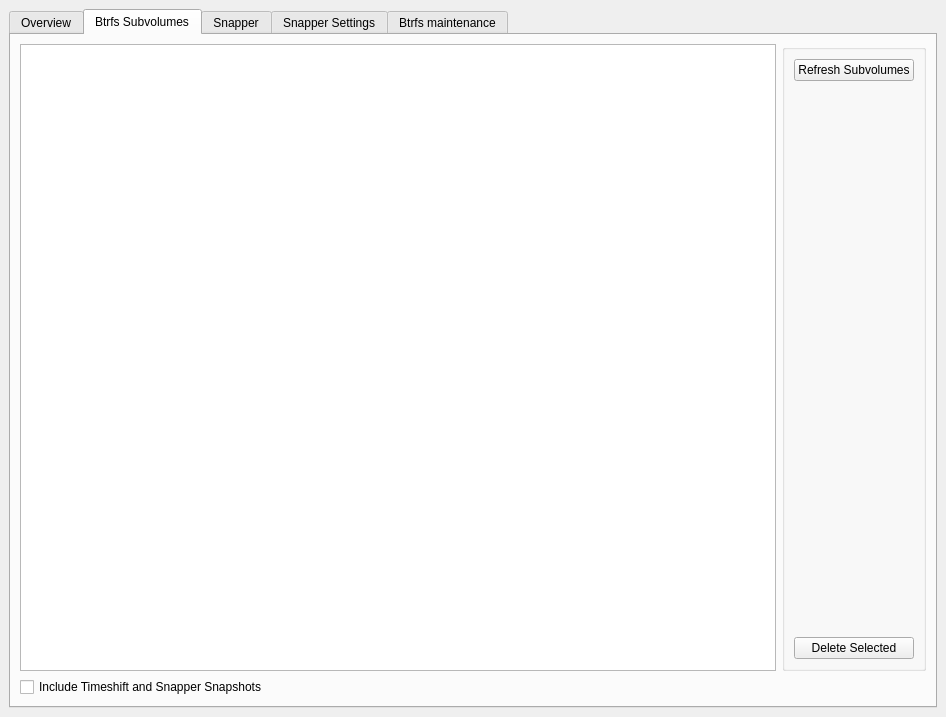
The window that btrfs-assistant.ui (nexusriot/btrfs-assistant) describes before a commit, drawn with Qt 5.
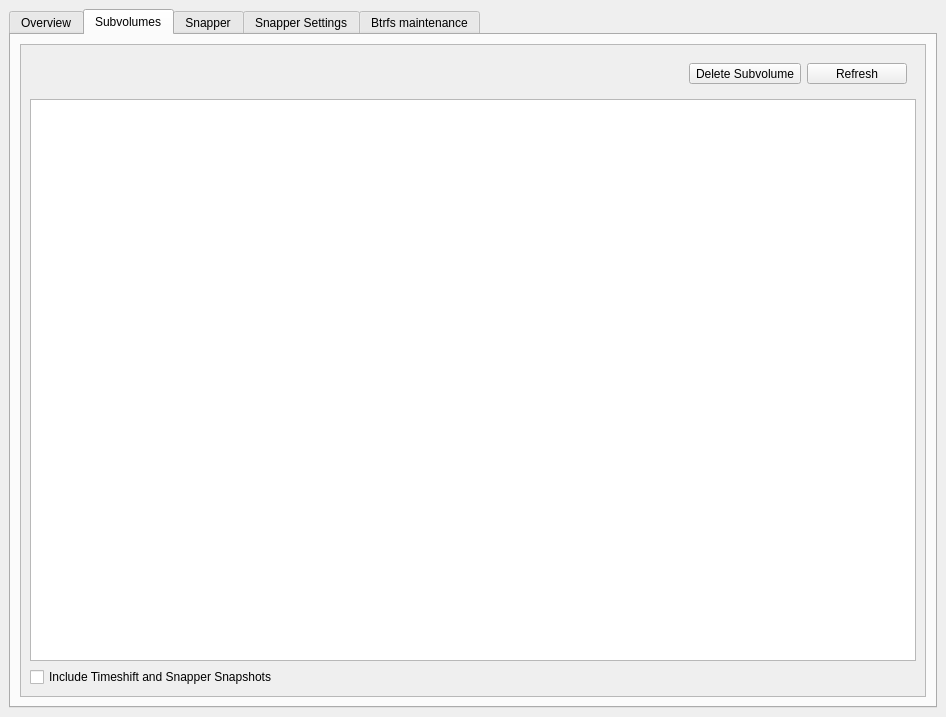
The same window after the commit. The open tabs and pages were chosen to show the change. Icons and pictures are not drawn.

Commit message: Subvolumes redesign

Diff of the .ui file:
```diff
--- a/btrfs-assistant.ui
+++ b/btrfs-assistant.ui
@@ -441,66 +441,102 @@
       </widget>
       <widget class="QWidget" name="tab_subvolumes">
        <attribute name="title">
-        <string>Btrfs Subvolumes</string>
+        <string>Subvolumes</string>
        </attribute>
-       <layout class="QGridLayout" name="gridLayout_23">
-        <item row="3" column="0">
-         <widget class="QCheckBox" name="checkBox_subvolIncludeSnapshots">
-          <property name="toolTip">
-           <string>&lt;html&gt;&lt;head/&gt;&lt;body&gt;&lt;p&gt;Include children subvolumes of .snapshots and timeshift folders.&lt;/p&gt;&lt;/body&gt;&lt;/html&gt;</string>
-          </property>
-          <property name="text">
-           <string>Include Timeshift and Snapper Snapshots</string>
-          </property>
-          <property name="checked">
-           <bool>false</bool>
-          </property>
-         </widget>
-        </item>
-        <item row="0" column="3">
-         <widget class="QGroupBox" name="groupBox">
-          <property name="title">
-           <string/>
-          </property>
-          <layout class="QVBoxLayout" name="verticalLayout">
-           <item>
-            <widget class="QPushButton" name="pushButton_subvolRefresh">
-             <property name="text">
-              <string>Refresh Subvolumes</string>
-             </property>
-            </widget>
-           </item>
-           <item>
-            <spacer name="verticalSpacer">
-             <property name="orientation">
-              <enum>Qt::Vertical</enum>
-             </property>
-             <property name="sizeHint" stdset="0">
-              <size>
-               <width>20</width>
-               <height>40</height>
-              </size>
-             </property>
-            </spacer>
-           </item>
-           <item>
-            <widget class="QPushButton" name="pushButton_subvolDelete">
-             <property name="text">
-              <string>Delete Selected</string>
-             </property>
-            </widget>
-           </item>
-          </layout>
-         </widget>
-        </item>
+       <layout class="QGridLayout" name="gridLayout_3">
         <item row="0" column="0">
-         <widget class="QTableView" name="tableView_subvols">
-          <property name="selectionMode">
-           <enum>QAbstractItemView::SingleSelection</enum>
+         <widget class="QScrollArea" name="scrollArea_subvolumes">
+          <property name="widgetResizable">
+           <bool>true</bool>
           </property>
-          <property name="selectionBehavior">
-           <enum>QAbstractItemView::SelectRows</enum>
-          </property>
+          <widget class="QWidget" name="scrollAreaWidgetContents_2">
+           <property name="geometry">
+            <rect>
+             <x>0</x>
+             <y>0</y>
+             <width>904</width>
+             <height>648</height>
+            </rect>
+           </property>
+           <layout class="QGridLayout" name="gridLayout_10">
+            <item row="0" column="0">
+             <widget class="QFrame" name="frame_subvolumesOptions">
+              <layout class="QHBoxLayout" name="horizontalLayout_9">
+               <item>
+                <spacer name="horizontalSpacer_9">
+                 <property name="orientation">
+                  <enum>Qt::Horizontal</enum>
+                 </property>
+                 <property name="sizeHint" stdset="0">
+                  <size>
+                   <width>40</width>
+                   <height>20</height>
+                  </size>
+                 </property>
+                </spacer>
+               </item>
+               <item>
+                <widget class="QToolButton" name="pushButton_subvolDelete">
+                 <property name="text">
+                  <string>Delete Subvolume</string>
+                 </property>
+                 <property name="icon">
+                  <iconset resource="icons.qrc">
+                   <normaloff>:/assets/assets/minus.png</normaloff>:/assets/assets/minus.png</iconset>
+                 </property>
+                 <property name="toolButtonStyle">
+                  <enum>Qt::ToolButtonTextUnderIcon</enum>
+                 </property>
+                </widget>
+               </item>
+               <item>
+                <widget class="QToolButton" name="pushButton_subvolRefresh">
+                 <property name="minimumSize">
+                  <size>
+                   <width>100</width>
+                   <height>0</height>
+                  </size>
+                 </property>
+                 <property name="text">
+                  <string>Refresh</string>
+                 </property>
+                 <property name="icon">
+                  <iconset resource="icons.qrc">
+                   <normaloff>:/assets/assets/reload.png</normaloff>:/assets/assets/reload.png</iconset>
+                 </property>
+                 <property name="toolButtonStyle">
+                  <enum>Qt::ToolButtonTextUnderIcon</enum>
+                 </property>
+                </widget>
+               </item>
+              </layout>
+             </widget>
+            </item>
+            <item row="1" column="0">
+             <widget class="QTableView" name="tableView_subvols">
+              <property name="selectionMode">
+               <enum>QAbstractItemView::SingleSelection</enum>
+              </property>
+              <property name="selectionBehavior">
+               <enum>QAbstractItemView::SelectRows</enum>
+              </property>
+             </widget>
+            </item>
+            <item row="2" column="0">
+             <widget class="QCheckBox" name="checkBox_subvolIncludeSnapshots">
+              <property name="toolTip">
+               <string>&lt;html&gt;&lt;head/&gt;&lt;body&gt;&lt;p&gt;Include children subvolumes of .snapshots and timeshift folders.&lt;/p&gt;&lt;/body&gt;&lt;/html&gt;</string>
+              </property>
+              <property name="text">
+               <string>Include Timeshift and Snapper Snapshots</string>
+              </property>
+              <property name="checked">
+               <bool>false</bool>
+              </property>
+             </widget>
+            </item>
+           </layout>
+          </widget>
          </widget>
         </item>
        </layout>
```
Left out of the diff: 2 changed lines with no effect on the pictures.
